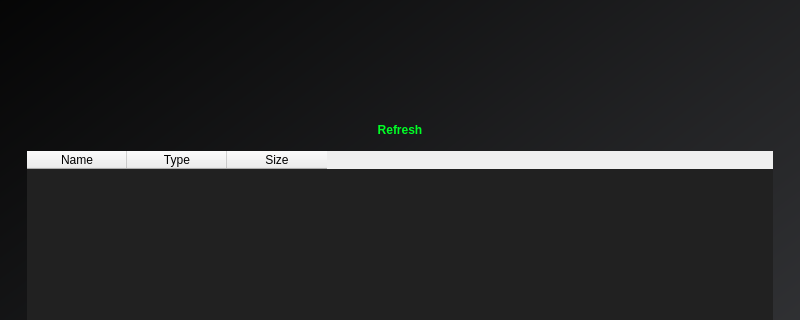
Before: the Qt Designer form mainWindow.ui in 5trange/ClamGuard, drawn with Qt 5; both pictures show x 0 to 800 and y 117 to 437 of the 800 by 600 pixel window.
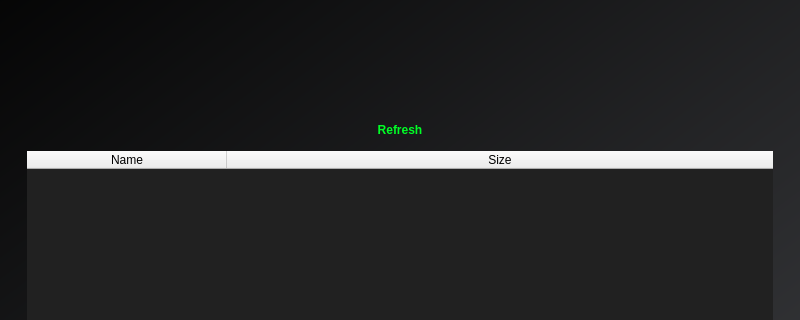
After: the same form once the commit is applied. The open tabs and pages were chosen to show the change. Icons and pictures are not drawn.

Patch:
```diff
--- a/mainWindow.ui
+++ b/mainWindow.ui
@@ -1441,6 +1441,15 @@
 }
 	</string>
                    </property>
+                   <attribute name="horizontalHeaderMinimumSectionSize">
+                    <number>50</number>
+                   </attribute>
+                   <attribute name="horizontalHeaderDefaultSectionSize">
+                    <number>200</number>
+                   </attribute>
+                   <attribute name="horizontalHeaderStretchLastSection">
+                    <bool>true</bool>
+                   </attribute>
                    <attribute name="verticalHeaderVisible">
                     <bool>false</bool>
                    </attribute>
@@ -1449,11 +1458,6 @@
                      <string>Name</string>
                     </property>
                    </column>
-                   <column>
-                    <property name="text">
-                     <string>Type</string>
-                    </property>
-                   </column>
                    <column>
                     <property name="text">
                      <string>Size</string>
```
